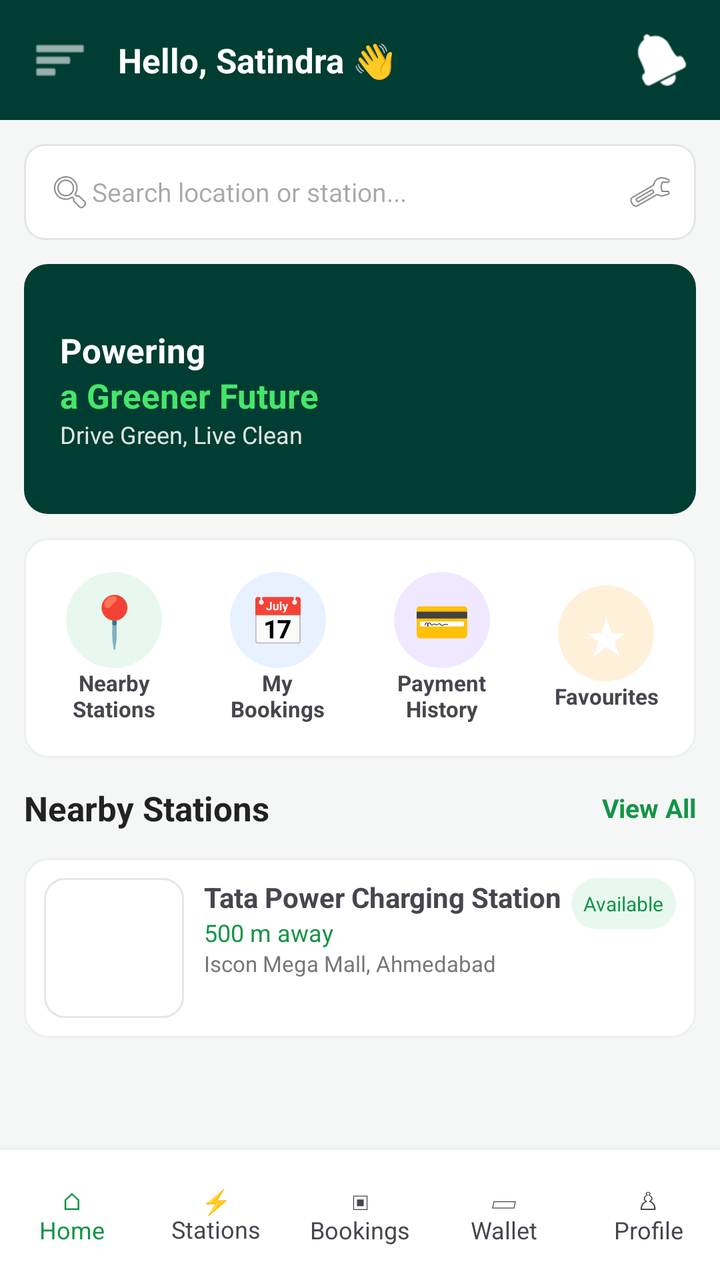
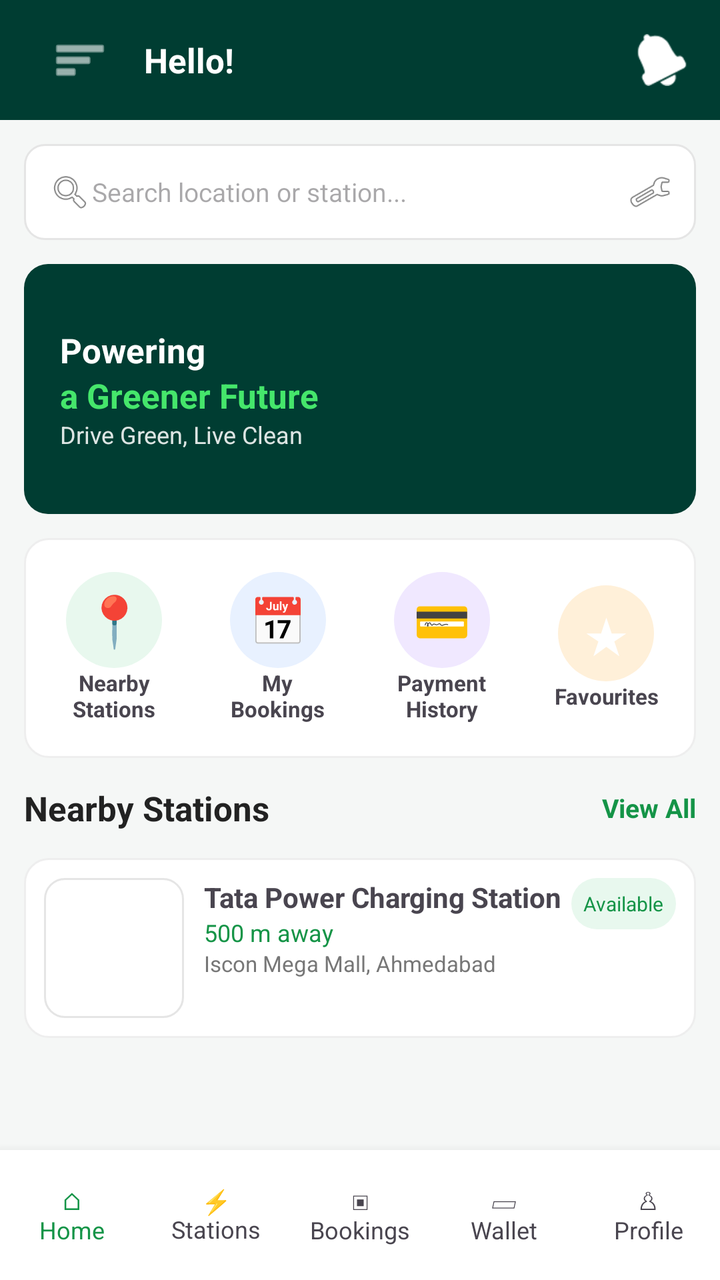

Two renders of the same Android screen: before a commit and after it. Below are the layout's source before the change and the commit's diff.
<!-- AndroidManifest.xml: application theme Theme.Ev_Station -->
<!-- res/layout/activity_home.xml -->
<?xml version="1.0" encoding="utf-8"?>
<LinearLayout
    xmlns:android="http://schemas.android.com/apk/res/android"
    xmlns:app="http://schemas.android.com/apk/res-auto"
    android:layout_width="match_parent"
    android:layout_height="match_parent"
    android:orientation="vertical"
    android:background="#F5F7F6">

    
    <LinearLayout
        android:layout_width="match_parent"
        android:layout_height="60dp"
        android:orientation="horizontal"
        android:gravity="center_vertical"
        android:paddingStart="16dp"
        android:paddingEnd="16dp"
        android:background="#003D32">

        <ImageView
            android:layout_width="28dp"
            android:layout_height="28dp"
            android:src="@android:drawable/ic_menu_sort_by_size"
            app:tint="@android:color/white" />

        <TextView
            android:layout_width="0dp"
            android:layout_height="wrap_content"
            android:layout_weight="1"
            android:layout_marginStart="15dp"
            android:text="Hello, Satindra 👋"
            android:textColor="@android:color/white"
            android:textSize="17sp"
            android:textStyle="bold" />

        <ImageView
            android:layout_width="26dp"
            android:layout_height="26dp"
            android:src="@android:drawable/ic_popup_reminder"
            app:tint="@color/white" />

    </LinearLayout>


    
    <ScrollView
        android:layout_width="match_parent"
        android:layout_height="0dp"
        android:layout_weight="1"
        android:fillViewport="true">

        <LinearLayout
            android:layout_width="match_parent"
            android:layout_height="wrap_content"
            android:orientation="vertical"
            android:padding="12dp">


            
            <LinearLayout
                android:layout_width="match_parent"
                android:layout_height="48dp"
                android:orientation="horizontal"
                android:gravity="center_vertical"
                android:paddingStart="12dp"
                android:paddingEnd="12dp"
                android:background="@drawable/search_background">

                <ImageView
                    android:layout_width="22dp"
                    android:layout_height="22dp"
                    android:src="@android:drawable/ic_menu_search" />

                <EditText
                    android:layout_width="0dp"
                    android:layout_height="match_parent"
                    android:layout_weight="1"
                    android:hint="Search location or station..."
                    android:textSize="13sp"
                    android:background="@android:color/transparent"
                    android:singleLine="true" />

                <ImageView
                    android:layout_width="22dp"
                    android:layout_height="22dp"
                    android:src="@android:drawable/ic_menu_preferences" />

            </LinearLayout>


            
            <LinearLayout
                android:layout_width="match_parent"
                android:layout_height="125dp"
                android:layout_marginTop="12dp"
                android:orientation="vertical"
                android:gravity="center_vertical"
                android:padding="18dp"
                android:background="@drawable/banner_background">

                <TextView
                    android:layout_width="wrap_content"
                    android:layout_height="wrap_content"
                    android:text="Powering"
                    android:textColor="@android:color/white"
                    android:textSize="17sp"
                    android:textStyle="bold" />

                <TextView
                    android:layout_width="wrap_content"
                    android:layout_height="wrap_content"
                    android:text="a Greener Future"
                    android:textColor="#45E66B"
                    android:textSize="17sp"
                    android:textStyle="bold" />

                <TextView
                    android:layout_width="wrap_content"
                    android:layout_height="wrap_content"
                    android:text="Drive Green, Live Clean"
                    android:textColor="#DDFFFFFF"
                    android:textSize="12sp" />

            </LinearLayout>


            
            <LinearLayout
                android:layout_width="match_parent"
                android:layout_height="110dp"
                android:layout_marginTop="12dp"
                android:orientation="horizontal"
                android:gravity="center"
                android:background="@drawable/card_background">

                
                <LinearLayout
                    android:layout_width="0dp"
                    android:layout_height="match_parent"
                    android:layout_weight="1"
                    android:gravity="center"
                    android:orientation="vertical">

                    <TextView
                        android:layout_width="48dp"
                        android:layout_height="48dp"
                        android:gravity="center"
                        android:text="📍"
                        android:textSize="25sp"
                        android:background="@drawable/circle_green" />

                    <TextView
                        android:layout_width="wrap_content"
                        android:layout_height="wrap_content"
                        android:text="Nearby\nStations"
                        android:gravity="center"
                        android:textSize="11sp"
                        android:textStyle="bold" />

                </LinearLayout>


                
                <LinearLayout
                    android:layout_width="0dp"
                    android:layout_height="match_parent"
                    android:layout_weight="1"
                    android:gravity="center"
                    android:orientation="vertical">

                    <TextView
                        android:layout_width="48dp"
                        android:layout_height="48dp"
                        android:gravity="center"
                        android:text="📅"
                        android:textSize="23sp"
                        android:background="@drawable/circle_blue" />

                    <TextView
                        android:layout_width="wrap_content"
                        android:layout_height="wrap_content"
                        android:text="My\nBookings"
                        android:gravity="center"
                        android:textSize="11sp"
                        android:textStyle="bold" />

                </LinearLayout>


                
                <LinearLayout
                    android:layout_width="0dp"
                    android:layout_height="match_parent"
                    android:layout_weight="1"
                    android:gravity="center"
                    android:orientation="vertical">

                    <TextView
                        android:layout_width="48dp"
                        android:layout_height="48dp"
                        android:gravity="center"
                        android:text="💳"
                        android:textSize="23sp"
                        android:background="@drawable/circle_purple" />

                    <TextView
                        android:layout_width="wrap_content"
                        android:layout_height="wrap_content"
                        android:text="Payment\nHistory"
                        android:gravity="center"
                        android:textSize="11sp"
                        android:textStyle="bold" />

                </LinearLayout>


                
                <LinearLayout
                    android:layout_width="0dp"
                    android:layout_height="match_parent"
                    android:layout_weight="1"
                    android:gravity="center"
                    android:orientation="vertical">

                    <TextView
                        android:layout_width="48dp"
                        android:layout_height="48dp"
                        android:gravity="center"
                        android:text="★"
                        android:textSize="25sp"
                        android:textColor="#FFFFFF"
                        android:background="@drawable/circle_orange" />

                    <TextView
                        android:layout_width="wrap_content"
                        android:layout_height="wrap_content"
                        android:text="Favourites"
                        android:gravity="center"
                        android:textSize="11sp"
                        android:textStyle="bold" />

                </LinearLayout>

            </LinearLayout>


            
            <LinearLayout
                android:layout_width="match_parent"
                android:layout_height="50dp"
                android:gravity="center_vertical">

                <TextView
                    android:layout_width="0dp"
                    android:layout_height="wrap_content"
                    android:layout_weight="1"
                    android:text="Nearby Stations"
                    android:textSize="17sp"
                    android:textStyle="bold"
                    android:textColor="#222222" />

                <TextView
                    android:layout_width="wrap_content"
                    android:layout_height="wrap_content"
                    android:text="View All"
                    android:textColor="#149447"
                    android:textStyle="bold"
                    android:textSize="13sp" />

            </LinearLayout>


            
            <LinearLayout
                android:layout_width="match_parent"
                android:layout_height="90dp"
                android:orientation="horizontal"
                android:padding="10dp"
                android:background="@drawable/card_background">

                <ImageView
                    android:layout_width="70dp"
                    android:layout_height="70dp"
                    android:scaleType="centerCrop"
                    android:src="@drawable/search_background" />

                <LinearLayout
                    android:layout_width="0dp"
                    android:layout_height="match_parent"
                    android:layout_weight="1"
                    android:orientation="vertical"
                    android:paddingStart="10dp">

                    <TextView
                        android:layout_width="wrap_content"
                        android:layout_height="wrap_content"
                        android:text="Tata Power Charging Station"
                        android:textStyle="bold"
                        android:textSize="14sp" />

                    <TextView
                        android:layout_width="wrap_content"
                        android:layout_height="wrap_content"
                        android:text="500 m away"
                        android:textColor="#159447"
                        android:textSize="12sp" />

                    <TextView
                        android:layout_width="wrap_content"
                        android:layout_height="wrap_content"
                        android:text="Iscon Mega Mall, Ahmedabad"
                        android:textSize="11sp"
                        android:textColor="#777777" />

                </LinearLayout>

                <TextView
                    android:layout_width="wrap_content"
                    android:layout_height="wrap_content"
                    android:text="Available"
                    android:textColor="#159447"
                    android:textSize="10sp"
                    android:padding="6dp"
                    android:background="@drawable/available_background" />

            </LinearLayout>

        </LinearLayout>

    </ScrollView>


    
    <LinearLayout
        android:layout_width="match_parent"
        android:layout_height="65dp"
        android:orientation="horizontal"
        android:background="@android:color/white"
        android:elevation="8dp">

        <TextView
            android:layout_width="0dp"
            android:layout_height="match_parent"
            android:layout_weight="1"
            android:gravity="center"
            android:text="⌂\nHome"
            android:textColor="#149447"
            android:textSize="12sp" />

        <TextView
            android:layout_width="0dp"
            android:layout_height="match_parent"
            android:layout_weight="1"
            android:gravity="center"
            android:text="⚡\nStations"
            android:textSize="12sp" />

        <TextView
            android:layout_width="0dp"
            android:layout_height="match_parent"
            android:layout_weight="1"
            android:gravity="center"
            android:text="▣\nBookings"
            android:textSize="12sp" />

        <TextView
            android:layout_width="0dp"
            android:layout_height="match_parent"
            android:layout_weight="1"
            android:gravity="center"
            android:text="▱\nWallet"
            android:textSize="12sp" />

        <TextView
            android:layout_width="0dp"
            android:layout_height="match_parent"
            android:layout_weight="1"
            android:gravity="center"
            android:text="♙\nProfile"
            android:textSize="12sp" />

    </LinearLayout>

</LinearLayout>
<!-- resources referenced by this layout -->
<resources>
  <color name="white">#FFFFFFFF</color>
  <!-- drawable available_background (drawable) -->
  <?xml version="1.0" encoding="utf-8"?>
  <shape xmlns:android="http://schemas.android.com/apk/res/android"
      android:shape="rectangle">
  
      <solid android:color="#E8F8EE"/>
  
      <corners android:radius="20dp"/>
  
      <padding
          android:left="8dp"
          android:right="8dp"
          android:top="4dp"
          android:bottom="4dp"/>
  
  </shape>
  <!-- drawable banner_background (drawable) -->
  <?xml version="1.0" encoding="utf-8"?>
  <shape xmlns:android="http://schemas.android.com/apk/res/android">
  
      <solid android:color="#003D32"/>
  
      <corners android:radius="12dp"/>
  
  </shape>
  <!-- drawable card_background (drawable) -->
  <?xml version="1.0" encoding="utf-8"?>
  <shape xmlns:android="http://schemas.android.com/apk/res/android">
  
      <solid android:color="#FFFFFF"/>
  
      <corners android:radius="12dp"/>
  
      <stroke
          android:width="1dp"
          android:color="#EEEEEE"/>
  
      <padding
          android:left="4dp"
          android:right="4dp"
          android:top="4dp"
          android:bottom="4dp"/>
  
  </shape>
  <!-- drawable circle_blue (drawable) -->
  <?xml version="1.0" encoding="utf-8"?>
  <shape xmlns:android="http://schemas.android.com/apk/res/android"
      android:shape="oval">
  
      <solid android:color="#E8F1FF"/>
  
      <size
          android:width="48dp"
          android:height="48dp"/>
  
  </shape>
  <!-- drawable circle_green (drawable) -->
  <?xml version="1.0" encoding="utf-8"?>
  <shape xmlns:android="http://schemas.android.com/apk/res/android"
      android:shape="oval">
  
      <solid android:color="#E8F8EE"/>
  
      <size
          android:width="48dp"
          android:height="48dp"/>
  
  </shape>
  <!-- drawable circle_orange (drawable) -->
  <?xml version="1.0" encoding="utf-8"?>
  <shape xmlns:android="http://schemas.android.com/apk/res/android"
      android:shape="oval">
  
      <solid android:color="#FFF0D9"/>
  
      <size
          android:width="48dp"
          android:height="48dp"/>
  
  </shape>
  <!-- drawable circle_purple (drawable) -->
  <?xml version="1.0" encoding="utf-8"?>
  <shape xmlns:android="http://schemas.android.com/apk/res/android"
      android:shape="oval">
  
      <solid android:color="#F0E8FF"/>
  
      <size
          android:width="48dp"
          android:height="48dp"/>
  
  </shape>
  <!-- drawable search_background (drawable) -->
  <?xml version="1.0" encoding="utf-8"?>
  <shape xmlns:android="http://schemas.android.com/apk/res/android">
  
      <solid android:color="#FFFFFF"/>
  
      <corners android:radius="10dp"/>
  
      <stroke
          android:width="1dp"
          android:color="#E5E5E5"/>
  
  </shape>
  <style name="Theme.Ev_Station" parent="Base.Theme.Ev_Station">
      </style>
  <style name="Base.Theme.Ev_Station" parent="Theme.Material3.DayNight.NoActionBar">
      </style>
</resources>

<!-- the commit's change to res/layout/activity_home.xml (unified diff, before → after) -->
@@ -18,17 +18,24 @@
         android:background="#003D32">
 
         <ImageView
-            android:layout_width="28dp"
-            android:layout_height="28dp"
+            android:id="@+id/ivMenu"
+            android:layout_width="48dp"
+            android:layout_height="48dp"
+            android:padding="10dp"
             android:src="@android:drawable/ic_menu_sort_by_size"
+            android:background="?attr/selectableItemBackgroundBorderless"
+            android:contentDescription="@string/home_menu"
+            android:clickable="true"
+            android:focusable="true"
             app:tint="@android:color/white" />
 
         <TextView
+            android:id="@+id/tvUserGreeting"
             android:layout_width="0dp"
             android:layout_height="wrap_content"
             android:layout_weight="1"
-            android:layout_marginStart="15dp"
-            android:text="Hello, Satindra 👋"
+            android:layout_marginStart="8dp"
+            android:text="@string/home_default_greeting"
             android:textColor="@android:color/white"
             android:textSize="17sp"
             android:textStyle="bold" />
<!-- resource entries referenced after the edit -->
@@ -106,6 +106,8 @@
           android:color="#E5E5E5"/>
   
   </shape>
+  <string name="home_default_greeting">Hello!</string>
+  <string name="home_menu">Open menu</string>
   <style name="Theme.Ev_Station" parent="Base.Theme.Ev_Station">
       </style>
   <style name="Base.Theme.Ev_Station" parent="Theme.Material3.DayNight.NoActionBar">
